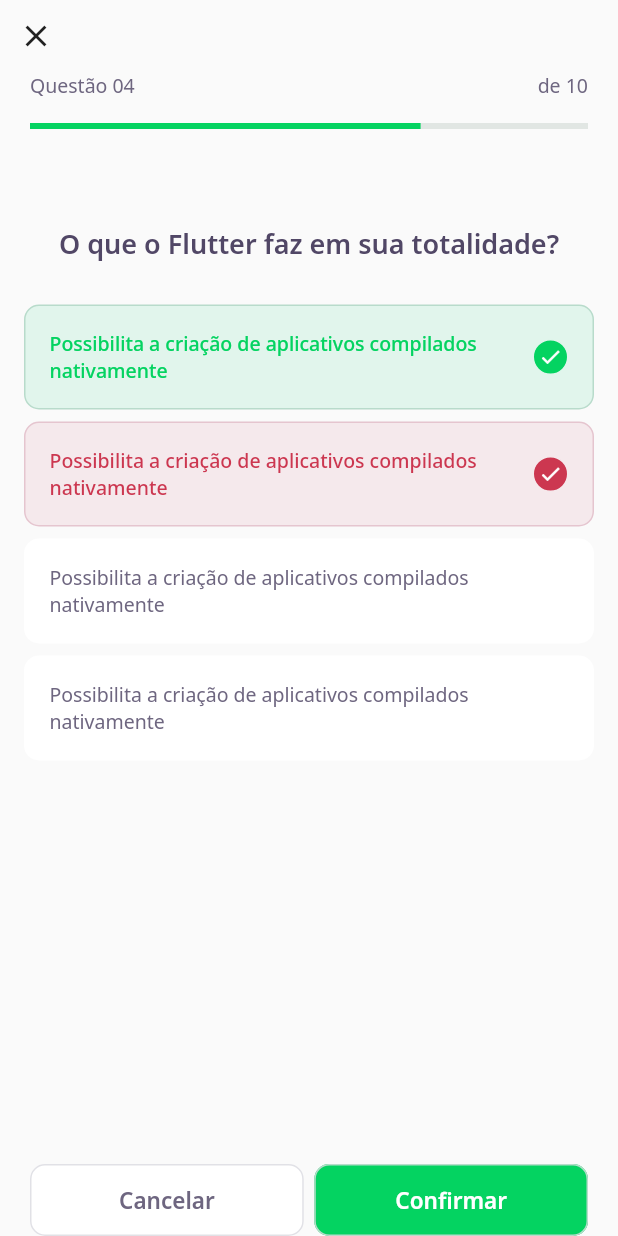
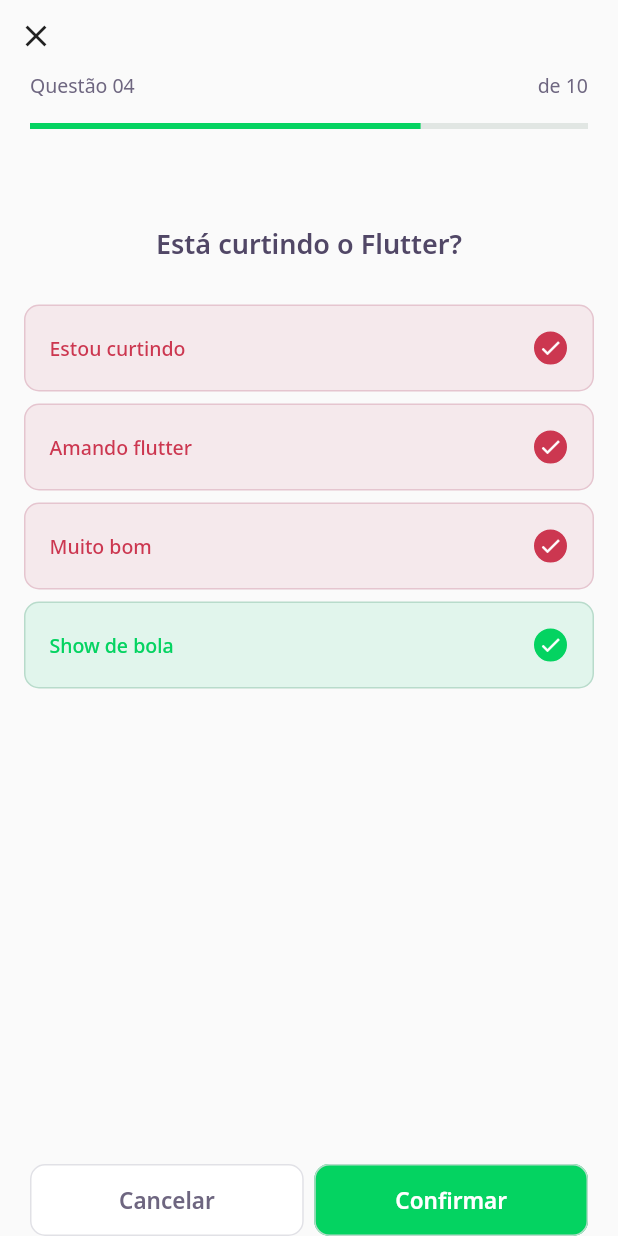
Before and after one commit to barbaracs/Flutter-Quiz, a Flutter app: the screen it shows after launch, after a tap on "NLW 5 - Flutter", on a phone screen of 412 x 824 dp. Run offline on Flutter 3.47's test engine with Material 2 defaults, Android fonts, the phone set to English and light mode, and no system bars; our stand-ins replace google_fonts; accounts and stored records are empty; network calls fail.

Commit message:
integrate json with home page, to send to challenge page

```diff
--- a/lib/challenge/challenge_page.dart
+++ b/lib/challenge/challenge_page.dart
@@ -1,10 +1,13 @@
 import 'package:dev_quiz/challenge/widgets/next_button/next_button_widget.dart';
 import 'package:dev_quiz/challenge/widgets/question_indicator/question_indicator_widget.dart';
 import 'package:dev_quiz/challenge/widgets/quiz/quiz_widget.dart';
+import 'package:dev_quiz/shared/models/question_model.dart';
 import 'package:flutter/material.dart';
 
 class ChallengePage extends StatefulWidget {
-  ChallengePage({Key? key}) : super(key: key);
+  final List<QuestionModel> questions;
+
+  ChallengePage({Key? key, required this.questions}) : super(key: key);
 
   @override
   _ChallengePageState createState() => _ChallengePageState();
@@ -31,7 +34,10 @@
               ],
             ),
           )),
-      body: QuizWidget(title: "O que o Flutter faz em sua totalidade?"),
+      body: QuizWidget(
+        // ao invés de criar um construtor pro questions, pode chamar um widget.questions
+        question: widget.questions[0],
+      ),
       bottomNavigationBar: SafeArea(
         bottom: true,
         child: Padding(
--- a/lib/challenge/widgets/quiz/quiz_widget.dart
+++ b/lib/challenge/widgets/quiz/quiz_widget.dart
@@ -1,11 +1,12 @@
 import 'package:dev_quiz/challenge/widgets/answer/answer_widget.dart';
 import 'package:dev_quiz/core/app_text_styles.dart';
+import 'package:dev_quiz/shared/models/question_model.dart';
 import 'package:flutter/material.dart';
 
 class QuizWidget extends StatelessWidget {
-  final String title;
+  final QuestionModel question;
 
-  QuizWidget({Key? key, required this.title}) : super(key: key);
+  QuizWidget({Key? key, required this.question}) : super(key: key);
 
   @override
   Widget build(BuildContext context) {
@@ -13,28 +14,20 @@
         child: Column(
       children: [
         SizedBox(height: 64),
-        Text(title, style: AppTextStyles.heading),
+        Text(
+          question.title,
+          style: AppTextStyles.heading,
+        ),
         SizedBox(height: 24),
-        AnswerWidget(
-          isRight: true,
-          isSelected: true,
-          title: "Possibilita a criação de aplicativos compilados nativamente",
-        ),
-        AnswerWidget(
-          isRight: false,
-          isSelected: true,
-          title: "Possibilita a criação de aplicativos compilados nativamente",
-        ),
-        AnswerWidget(
-          isRight: true,
-          isSelected: false,
-          title: "Possibilita a criação de aplicativos compilados nativamente",
-        ),
-        AnswerWidget(
-          isRight: false,
-          isSelected: false,
-          title: "Possibilita a criação de aplicativos compilados nativamente",
-        ),
+        ...question.answers
+            .map(
+              (e) => AnswerWidget(
+                isRight: e.isRight,
+                isSelected: true,
+                title: e.title,
+              ),
+            )
+            .toList(),
       ],
     ));
   }
--- a/lib/home/home_page.dart
+++ b/lib/home/home_page.dart
@@ -70,7 +70,9 @@
                                 Navigator.push(
                                     context,
                                     MaterialPageRoute(
-                                        builder: (context) => ChallengePage()));
+                                        builder: (context) => ChallengePage(
+                                              questions: e.questions,
+                                            )));
                               },
                             ))
                         .toList(),
```
